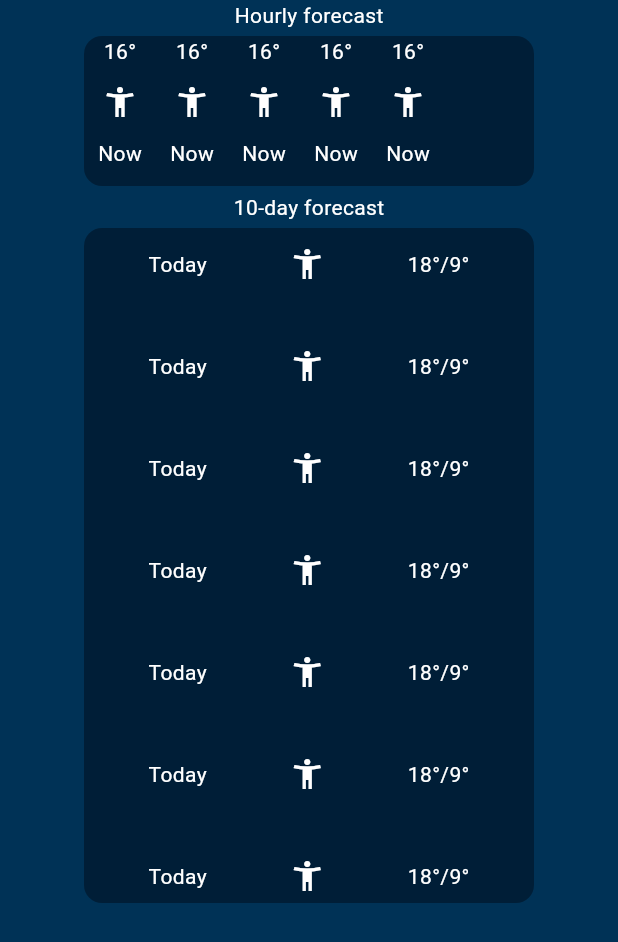
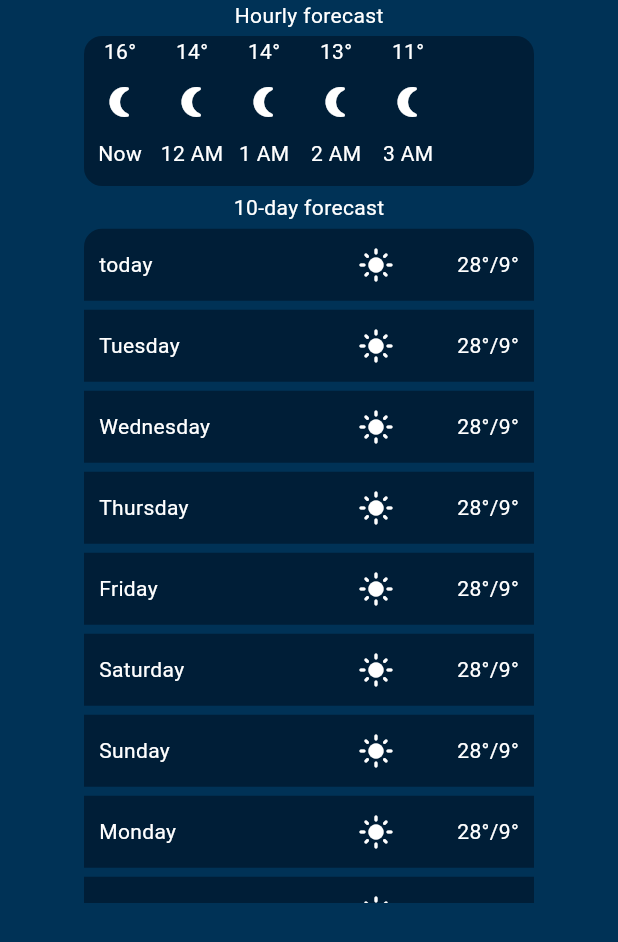
Before and after one commit to Darksw20/ITESO-Mobile-Repo, a Flutter app: the screen it shows after launch, on a phone screen of 412 x 824 dp. Shown: the top 942 px of the screen. Run offline on Flutter 3.47's test engine with Material 3 defaults, Android fonts, the phone set to English and light mode, and no system bars.

```diff
--- a/tarea_2/lib/main.dart
+++ b/tarea_2/lib/main.dart
@@ -1,30 +1,33 @@
 import 'package:flutter/material.dart';
 import 'dart:developer';
 
-const hourlyForecast = [
+const List<Map<String, dynamic>> hourlyForecast = [
   {'hour': 'Now', 'temp': 16, 'img': 'moon'},
   {'hour': '12 AM', 'temp': 14, 'img': 'moon'},
   {'hour': '1 AM', 'temp': 14, 'img': 'moon'},
   {'hour': '2 AM', 'temp': 13, 'img': 'moon'},
   {'hour': '3 AM', 'temp': 11, 'img': 'moon'},
 ];
-const weeklyForecast = [
-  {'day': 'today', 'img': 'sun', 'max': '28', 'min': 9},
-  {'day': 'Tuesday', 'img': 'sun', 'max': '28', 'min': 9},
-  {'day': 'Wednesday', 'img': 'sun', 'max': '28', 'min': 9},
-  {'day': 'Thursday', 'img': 'sun', 'max': '28', 'min': 9},
-  {'day': 'Friday', 'img': 'sun', 'max': '28', 'min': 9},
-  {'day': 'Saturday', 'img': 'sun', 'max': '28', 'min': 9},
-  {'day': 'Sunday', 'img': 'sun', 'max': '28', 'min': 9},
-  {'day': 'Monday', 'img': 'sun', 'max': '28', 'min': 9},
-  {'day': 'Tuesday', 'img': 'sun', 'max': '28', 'min': 9},
-  {'day': 'Wednesday', 'img': 'sun', 'max': '28', 'min': 9}
+
+const List<Map<String, dynamic>> weeklyForecast = [
+  {'day': 'today', 'img': 'sun', 'max': '28', 'min': '9'},
+  {'day': 'Tuesday', 'img': 'sun', 'max': '28', 'min': '9'},
+  {'day': 'Wednesday', 'img': 'sun', 'max': '28', 'min': '9'},
+  {'day': 'Thursday', 'img': 'sun', 'max': '28', 'min': '9'},
+  {'day': 'Friday', 'img': 'sun', 'max': '28', 'min': '9'},
+  {'day': 'Saturday', 'img': 'sun', 'max': '28', 'min': '9'},
+  {'day': 'Sunday', 'img': 'sun', 'max': '28', 'min': '9'},
+  {'day': 'Monday', 'img': 'sun', 'max': '28', 'min': '9'},
+  {'day': 'Tuesday', 'img': 'sun', 'max': '28', 'min': '9'},
+  {'day': 'Wednesday', 'img': 'sun', 'max': '28', 'min': '9'}
 ];
 
 const Map<String, IconData> iconsMap = {
   'phone': Icons.phone_iphone,
   'accessibility': Icons.accessibility_new,
-  'timer': Icons.timer
+  'timer': Icons.timer,
+  'moon': Icons.nightlight_round,
+  'sun': Icons.light_mode
 };
 
 void main() {
@@ -32,7 +35,7 @@ void main() {
 }
 
 class MyApp extends StatelessWidget {
-  const MyApp({super.key});
+  const MyApp({Key? key}) : super(key: key);
 
   @override
   Widget build(BuildContext context) {
@@ -43,40 +46,63 @@ class MyApp extends StatelessWidget {
         useMaterial3: true,
       ),
       home: const Scaffold(
-          body: Column(children: [
-            Text("Hourly forecast",
+        body: Column(
+          children: [
+            Text(
+              "Hourly forecast",
               textAlign: TextAlign.start,
-                style: TextStyle(color: Colors.white)),
-            HourlyCard(),
-            Text("10-day forecast",
+              style: TextStyle(color: Colors.white),
+            ),
+            HourlyCard(forecast: hourlyForecast),
+            Text(
+              "10-day forecast",
               textAlign: TextAlign.start,
-                style: TextStyle(color: Colors.white)),
-            WeeklyCard(),
-          ]),
-        ));
+              style: TextStyle(color: Colors.white),
+            ),
+            WeeklyCard(forecast: weeklyForecast),
+          ],
+        ),
+      ),
+    );
   }
 }
 
 class WeeklyCard extends StatelessWidget {
-  const WeeklyCard({Key? key}) : super(key: key);
+  final List<Map<String, dynamic>> forecast;
+
+  const WeeklyCard({Key? key, required this.forecast}) : super(key: key);
 
   @override
   Widget build(BuildContext context) {
     return Center(
       child: Card(
         elevation: 0,
-        color: const Color.fromARGB(240, 0, 29, 53),
+        color: const Color.fromRGBO(0, 50, 86, 1),
         child: SizedBox(
           width: 300,
           height: 450,
           child: ListView.separated(
             separatorBuilder: (BuildContext context, int index) {
-              return const SizedBox(height: 20);
+              return const SizedBox(height: 5);
             },
             scrollDirection: Axis.vertical,
-            itemCount: weeklyForecast.length,
+            itemCount: forecast.length,
             itemBuilder: (context, index) {
-              return const WeeklyItem();
+              return Padding(
+                padding: const EdgeInsets.symmetric(vertical: .5),
+                child: Container(
+                  decoration: BoxDecoration(
+                    color: const Color.fromARGB(240, 0, 29, 53),
+                    borderRadius: BorderRadius.vertical(
+                      top: index == 0 ? const Radius.circular(12) : Radius.zero,
+                      bottom: index == forecast.length - 1
+                          ? const Radius.circular(12)
+                          : Radius.zero,
+                    ),
+                  ),
+                  child: WeeklyItem(data: forecast[index]),
+                ),
+              );
             },
           ),
         ),
@@ -86,7 +112,9 @@ class WeeklyCard extends StatelessWidget {
 }
 
 class HourlyCard extends StatelessWidget {
-  const HourlyCard({Key? key}) : super(key: key);
+  final List<Map<String, dynamic>> forecast;
+
+  const HourlyCard({Key? key, required this.forecast}) : super(key: key);
 
   @override
   Widget build(BuildContext context) {
@@ -101,15 +129,14 @@ class HourlyCard extends StatelessWidget {
             mainAxisAlignment: MainAxisAlignment.spaceEvenly,
             children: [
               Expanded(
-                // Wrap ListView.separated with Expanded
                 child: ListView.separated(
                   separatorBuilder: (BuildContext context, int index) {
                     return const SizedBox(height: 20);
                   },
                   scrollDirection: Axis.horizontal,
-                  itemCount: hourlyForecast.length,
+                  itemCount: forecast.length,
                   itemBuilder: (context, index) {
-                    return const HourlyItem();
+                    return HourlyItem(data: forecast[index]);
                   },
                 ),
               )
@@ -122,35 +149,72 @@ class HourlyCard extends StatelessWidget {
 }
 
 class HourlyItem extends StatelessWidget {
-  const HourlyItem({super.key});
+  final Map<String, dynamic> data;
+
+  const HourlyItem({Key? key, required this.data}) : super(key: key);
 
   @override
   Widget build(BuildContext context) {
-    return const Center(
-      child: Column(children: <Widget>[
-        Text("16°", style: TextStyle(color: Colors.white)),
-        IconButtonComponent(icon: 'accessibility'),
-        Text("Now", style: TextStyle(color: Colors.white)),
-      ]),
+    return Center(
+      child: Column(
+        children: <Widget>[
+          Text(
+            "${data['temp']}°",
+            style: const TextStyle(color: Colors.white),
+          ),
+          IconButtonComponent(icon: data['img']),
+          Text(
+            data['hour'],
+            style: const TextStyle(color: Colors.white),
+          ),
+        ],
+      ),
     );
   }
 }
 
 class WeeklyItem extends StatelessWidget {
-  const WeeklyItem({super.key});
+  final Map<String, dynamic> data;
+
+  const WeeklyItem({Key? key, required this.data}) : super(key: key);
 
   @override
   Widget build(BuildContext context) {
-    return const Center(
+    return Center(
+      child: Container(
+        padding: const EdgeInsets.only(left: 10, right: 10),
         child: Row(
-          mainAxisAlignment: MainAxisAlignment.spaceEvenly,
+          mainAxisAlignment: MainAxisAlignment.spaceBetween,
           children: <Widget>[
-            Text("Today", style: TextStyle(color: Colors.white)),
-            IconButtonComponent(icon: 'accessibility'),
-            Text("18°/9°", style: TextStyle(color: Colors.white)),
-          ]),
+            Text(
+              data['day'],
+              style: const TextStyle(color: Colors.white),
+            ),
+            Row(
+              crossAxisAlignment: CrossAxisAlignment.center,
+              children: <Widget>[
+                IconButtonComponent(icon: data['img']),
+                const SizedBox(width: 30),
+                Text(
+                  "${data['max']}°/${data['min']}°",
+                  style: const TextStyle(color: Colors.white),
+                )
+              ],
+            )
+          ],
+        ),
+      ),
     );
   }
+}
+
+class IconButtonComponent extends StatefulWidget {
+  final String icon;
+
+  const IconButtonComponent({Key? key, required this.icon}) : super(key: key);
+
+  @override
+  State<IconButtonComponent> createState() => _IconButtonComponentState();
 }
 
 class _IconButtonComponentState extends State<IconButtonComponent> {
@@ -164,7 +228,6 @@ class _IconButtonComponentState extends State<IconButtonComponent> {
         IconButton(
           color: _color,
           icon: Icon(iconsMap[widget.icon] ?? Icons.error),
-          tooltip: 'Increase volume by 10',
           onPressed: () {
             setState(() {
               log('data: ${widget.icon}');
@@ -180,11 +243,3 @@ class _IconButtonComponentState extends State<IconButtonComponent> {
     );
   }
 }
-
-class IconButtonComponent extends StatefulWidget {
-  const IconButtonComponent({super.key, required this.icon});
-  final String icon;
-
-  @override
-  State<IconButtonComponent> createState() => _IconButtonComponentState();
-}
```
Lines whose indentation alone changed are shown as unchanged.
